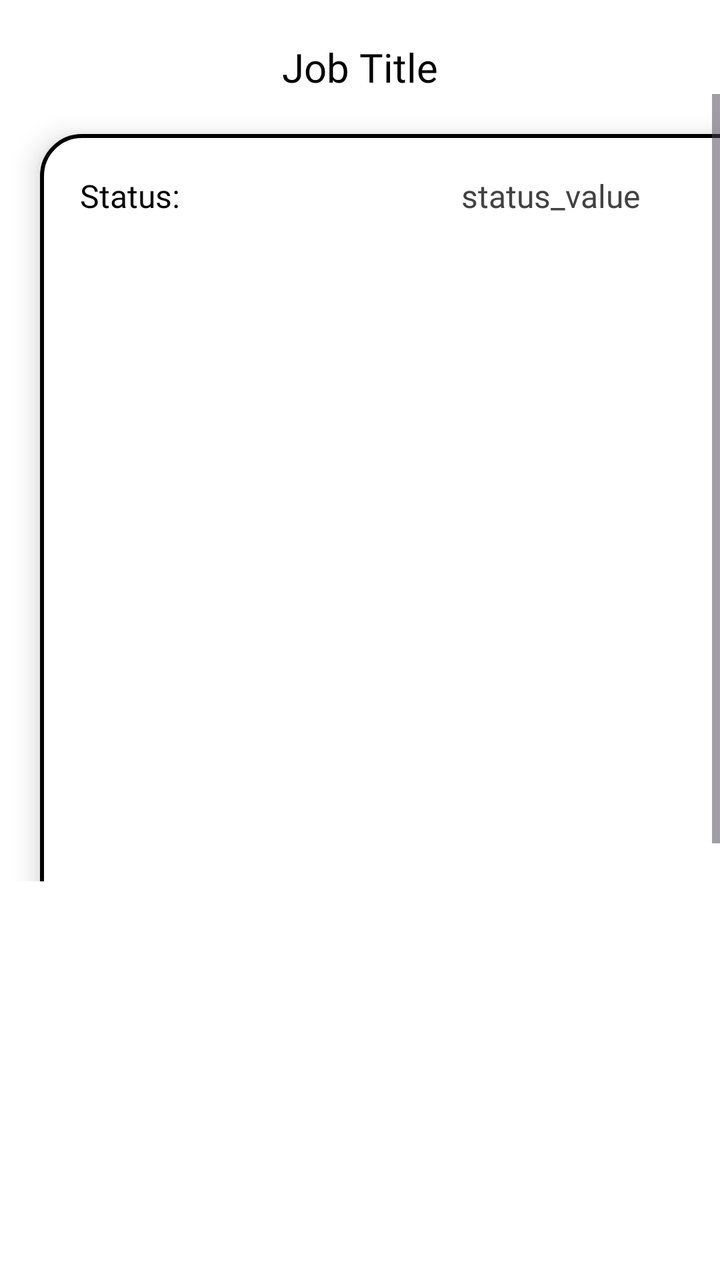
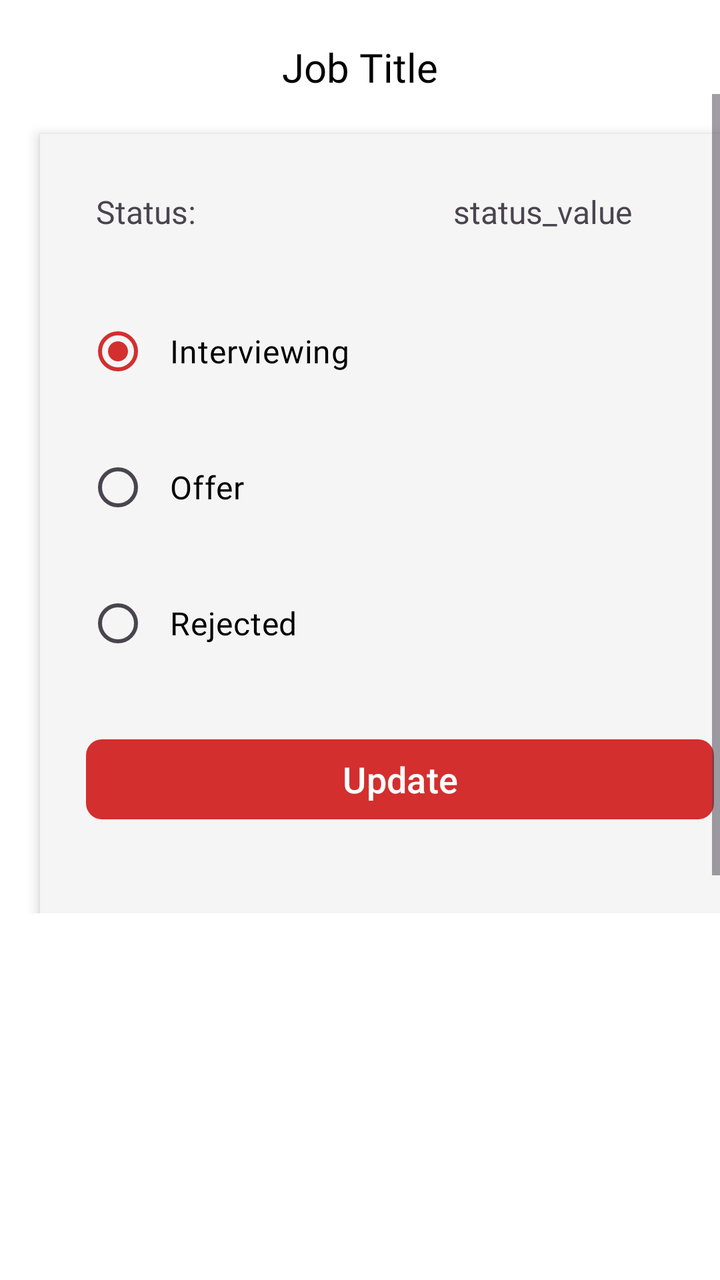

Two renders of the same Android screen: before a commit and after it. Below are the layout's source before the change and the commit's diff.
<!-- AndroidManifest.xml: application theme Theme.JobsApplicationTracker -->
<!-- res/layout/activity_update_job_status.xml -->
<?xml version="1.0" encoding="utf-8"?>
<androidx.constraintlayout.widget.ConstraintLayout xmlns:android="http://schemas.android.com/apk/res/android"
    xmlns:app="http://schemas.android.com/apk/res-auto"
    xmlns:tools="http://schemas.android.com/tools"
    android:id="@+id/main"
    android:layout_width="match_parent"
    android:layout_height="match_parent"
    android:background="@color/white"
    tools:context=".UpdateJobStatus">

    <TextView
        android:id="@+id/job_title_update_show"
        android:layout_width="wrap_content"
        android:layout_height="wrap_content"
        android:layout_marginTop="20dp"
        android:fontFamily="@font/roboto_bold"
        android:text="Job Title"
        android:textColor="@color/black"
        android:textSize="20sp"
        app:layout_constraintEnd_toEndOf="parent"
        app:layout_constraintStart_toStartOf="parent"
        app:layout_constraintTop_toTopOf="parent" />

    <ScrollView
        android:id="@+id/scrollView3"
        android:layout_width="match_parent"
        android:layout_height="wrap_content"
        android:fillViewport="true"
        app:layout_constraintEnd_toEndOf="parent"
        app:layout_constraintStart_toStartOf="parent"
        app:layout_constraintTop_toBottomOf="@+id/job_title_update_show">

        <LinearLayout
            android:layout_width="match_parent"
            android:layout_height="match_parent"
            android:layout_margin="20dp"
            android:background="@drawable/input_background"
            android:elevation="8dp"
            android:orientation="vertical">

            <LinearLayout
                android:layout_width="match_parent"
                android:layout_height="match_parent"
                android:layout_margin="10dp"
                android:orientation="horizontal">

                <TextView
                    android:id="@+id/textView3"
                    android:layout_width="wrap_content"
                    android:layout_height="wrap_content"
                    android:layout_weight="1"
                    android:fontFamily="@font/roboto_bold"
                    android:padding="10dp"
                    android:text="Status:"
                    android:textColor="@color/black"
                    android:textSize="16sp" />

                <TextView
                    android:id="@+id/status_value"
                    android:layout_width="wrap_content"
                    android:layout_height="wrap_content"
                    android:layout_weight="1"
                    android:fontFamily="@font/roboto_bold"
                    android:gravity="center_horizontal"
                    android:padding="10dp"
                    android:text="status_value"
                    android:textColor="#434242"
                    android:textSize="16sp" />
            </LinearLayout>

            <RadioGroup
                android:id="@+id/status_radio"
                android:layout_width="match_parent"
                android:layout_height="wrap_content"
                android:layout_margin="5dp"
                android:background="@color/white"
                android:checkedButton="@+id/interviewing_radio">

                <RadioButton
                    android:id="@+id/interviewing_radio"
                    android:layout_width="match_parent"
                    android:layout_height="match_parent"
                    android:layout_margin="10dp"
                    android:enabled="true"
                    android:fontFamily="@font/roboto_bold"
                    android:paddingStart="10dp"
                    android:text="Interviewing"
                    android:textColor="@color/black"
                    android:textSize="16sp" />

                <RadioButton
                    android:id="@+id/offer_radio"
                    android:layout_width="match_parent"
                    android:layout_height="match_parent"
                    android:layout_margin="10dp"
                    android:checked="false"
                    android:enabled="true"
                    android:fontFamily="@font/roboto_bold"
                    android:paddingStart="10dp"
                    android:text="Offer"
                    android:textColor="@color/black" />

                <RadioButton
                    android:id="@+id/rejected_radio"
                    android:layout_width="match_parent"
                    android:layout_height="match_parent"
                    android:layout_margin="10dp"
                    android:checked="false"
                    android:enabled="true"
                    android:fontFamily="@font/roboto_bold"
                    android:paddingStart="10dp"
                    android:text="Rejected"
                    android:textColor="@color/black"
                    android:textSize="16sp" />
            </RadioGroup>

            <androidx.appcompat.widget.AppCompatButton
                android:id="@+id/job_status_update_btn"
                android:layout_width="match_parent"
                android:layout_height="wrap_content"
                android:layout_margin="15dp"
                android:background="@drawable/input_background"
                android:elevation="8dp"
                android:text="Update"
                android:textColor="@color/design_default_color_error"
                android:textSize="18sp" />
        </LinearLayout>
    </ScrollView>

</androidx.constraintlayout.widget.ConstraintLayout>
<!-- resources referenced by this layout -->
<resources>
  <color name="black">#FF000000</color>
  <color name="white">#FFFFFFFF</color>
  <!-- drawable input_background (drawable) -->
  <?xml version="1.0" encoding="utf-8"?>
  <shape xmlns:android="http://schemas.android.com/apk/res/android">
  <solid android:color="@android:color/white"/>
      <stroke android:color="@color/black" android:width="2dp"/>
      <corners android:radius="20dp"/>
  </shape>
  <style name="Theme.JobsApplicationTracker" parent="Base.Theme.JobsApplicationTracker" />
  <style name="Base.Theme.JobsApplicationTracker" parent="Theme.Material3.DayNight.NoActionBar">
  
  
      </style>
</resources>

<!-- the commit's change to res/layout/activity_update_job_status.xml (unified diff, before → after) -->
@@ -5,7 +5,7 @@
     android:id="@+id/main"
     android:layout_width="match_parent"
     android:layout_height="match_parent"
-    android:background="@color/white"
+    android:background="?attr/colorSurface"
     tools:context=".UpdateJobStatus">
 
     <TextView
@@ -15,7 +15,7 @@
         android:layout_marginTop="20dp"
         android:fontFamily="@font/roboto_bold"
         android:text="Job Title"
-        android:textColor="@color/black"
+        android:textColor="?attr/colorOnSurface"
         android:textSize="20sp"
         app:layout_constraintEnd_toEndOf="parent"
         app:layout_constraintStart_toStartOf="parent"
@@ -34,13 +34,14 @@
             android:layout_width="match_parent"
             android:layout_height="match_parent"
             android:layout_margin="20dp"
-            android:background="@drawable/input_background"
-            android:elevation="8dp"
-            android:orientation="vertical">
+            android:background="?attr/colorSurfaceVariant"
+            android:elevation="4dp"
+            android:orientation="vertical"
+            android:padding="8dp">
 
             <LinearLayout
                 android:layout_width="match_parent"
-                android:layout_height="match_parent"
+                android:layout_height="wrap_content"
                 android:layout_margin="10dp"
                 android:orientation="horizontal">
 
@@ -52,7 +53,7 @@
                     android:fontFamily="@font/roboto_bold"
                     android:padding="10dp"
                     android:text="Status:"
-                    android:textColor="@color/black"
+                    android:textColor="?attr/colorOnSurfaceVariant"
                     android:textSize="16sp" />
 
                 <TextView
@@ -64,7 +65,7 @@
                     android:gravity="center_horizontal"
                     android:padding="10dp"
                     android:text="status_value"
-                    android:textColor="#434242"
+                    android:textColor="?attr/colorOnSurfaceVariant"
                     android:textSize="16sp" />
             </LinearLayout>
 
@@ -73,57 +74,50 @@
                 android:layout_width="match_parent"
                 android:layout_height="wrap_content"
                 android:layout_margin="5dp"
-                android:background="@color/white"
                 android:checkedButton="@+id/interviewing_radio">
 
                 <RadioButton
                     android:id="@+id/interviewing_radio"
                     android:layout_width="match_parent"
-                    android:layout_height="match_parent"
+                    android:layout_height="wrap_content"
                     android:layout_margin="10dp"
-                    android:enabled="true"
                     android:fontFamily="@font/roboto_bold"
                     android:paddingStart="10dp"
                     android:text="Interviewing"
-                    android:textColor="@color/black"
+                    android:textColor="?attr/colorOnSurface"
                     android:textSize="16sp" />
 
                 <RadioButton
                     android:id="@+id/offer_radio"
                     android:layout_width="match_parent"
-                    android:layout_height="match_parent"
+                    android:layout_height="wrap_content"
                     android:layout_margin="10dp"
-                    android:checked="false"
-                    android:enabled="true"
                     android:fontFamily="@font/roboto_bold"
                     android:paddingStart="10dp"
                     android:text="Offer"
-                    android:textColor="@color/black" />
+                    android:textColor="?attr/colorOnSurface"
+                    android:textSize="16sp" />
 
                 <RadioButton
                     android:id="@+id/rejected_radio"
                     android:layout_width="match_parent"
-                    android:layout_height="match_parent"
+                    android:layout_height="wrap_content"
                     android:layout_margin="10dp"
-                    android:checked="false"
-                    android:enabled="true"
                     android:fontFamily="@font/roboto_bold"
                     android:paddingStart="10dp"
                     android:text="Rejected"
-                    android:textColor="@color/black"
+                    android:textColor="?attr/colorOnSurface"
                     android:textSize="16sp" />
             </RadioGroup>
 
-            <androidx.appcompat.widget.AppCompatButton
+            <com.google.android.material.button.MaterialButton
                 android:id="@+id/job_status_update_btn"
                 android:layout_width="match_parent"
                 android:layout_height="wrap_content"
                 android:layout_margin="15dp"
-                android:background="@drawable/input_background"
-                android:elevation="8dp"
                 android:text="Update"
-                android:textColor="@color/design_default_color_error"
-                android:textSize="18sp" />
+                android:textSize="18sp"
+                app:cornerRadius="8dp" />
         </LinearLayout>
     </ScrollView>
 
<!-- resource entries referenced after the edit -->
@@ -1,18 +1,27 @@
 <!-- resources referenced by this layout -->
 <resources>
   <color name="black">#FF000000</color>
+  <color name="light_gray">#F5F5F5</color>
   <color name="white">#FFFFFFFF</color>
-  <!-- drawable input_background (drawable) -->
-  <?xml version="1.0" encoding="utf-8"?>
-  <shape xmlns:android="http://schemas.android.com/apk/res/android">
-  <solid android:color="@android:color/white"/>
-      <stroke android:color="@color/black" android:width="2dp"/>
-      <corners android:radius="20dp"/>
-  </shape>
+  <color name="red_accent">#FF5252</color>
   <style name="Theme.JobsApplicationTracker" parent="Base.Theme.JobsApplicationTracker" />
   <style name="Base.Theme.JobsApplicationTracker" parent="Theme.Material3.DayNight.NoActionBar">
+          <item name="colorPrimary">@color/red_primary</item>
+          <item name="colorOnPrimary">@color/white</item>
+          <item name="colorPrimaryContainer">@color/red_accent</item>
+          <item name="colorOnPrimaryContainer">@color/white</item>
+          <item name="colorSecondary">@color/red_primary</item>
+          <item name="colorOnSecondary">@color/white</item>
+          <item name="android:statusBarColor">@color/red_primary</item>
   
-  
+          
+          <item name="colorSurface">@color/white</item>
+          <item name="colorOnSurface">@color/black</item>
+          <item name="colorSurfaceVariant">@color/light_gray</item>
+          <item name="colorOnSurfaceVariant">#49454F</item>
+          <item name="colorOutline">#79747E</item>
+          <item name="colorOutlineVariant">#C4C7C5</item>
       </style>
+  <color name="red_primary">#D32F2F</color>
 </resources>
 
